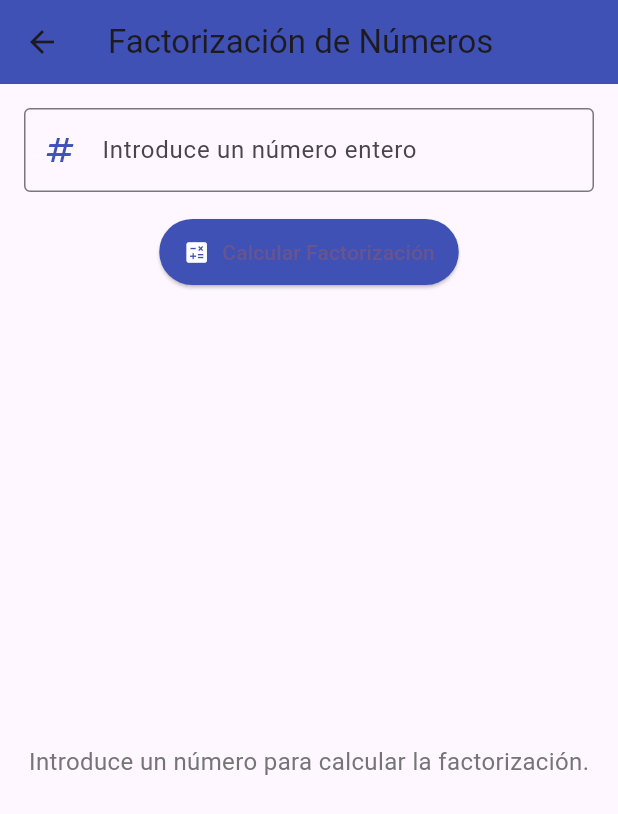
After one commit to pacoquiroga/AppMovil_ControlesBasicos, a Flutter app: the screen it shows after launch, after a tap on "Factorización", on a phone screen of 412 x 824 dp. The commit adds this screen. Shown: the top 814 px of the screen. Run offline on Flutter 3.47's test engine with Material 3 defaults, Android fonts, the phone set to English and light mode, and no system bars.

Commit message:
Añadir páginas de factorización y números primos

```diff
--- a/lib/pages/HomePage.dart
+++ b/lib/pages/HomePage.dart
@@ -1,4 +1,6 @@
 import 'package:appmovil_principios/pages/FactorialPage.dart';
+import 'package:appmovil_principios/pages/factorization_page.dart';
+import 'package:appmovil_principios/pages/prime_numbers_page.dart';
 import 'package:flutter/material.dart';
 import 'MCDPage.dart';
 
@@ -69,12 +71,18 @@ class HomePageState extends State<HomePage> {
                       Icons.calculate,
                       MCDPage(),
                     ),
-                    // _buildOperationButton(
-                    //   context,
-                    //   'Factorización',
-                    //   Icons.developer_board,
-                    //   FactorizacionPage(),
-                    // )
+                    _buildOperationButton(
+                      context,
+                      'Factorización',
+                      Icons.developer_board,
+                      FactorizationPage(),
+                    ),
+                    _buildOperationButton(
+                      context,
+                      'Numeros Primos',
+                      Icons.numbers,
+                      PrimeNumbersPage(),
+                    )
                   ],
                 ),
               ],
@@ -88,7 +96,7 @@ class HomePageState extends State<HomePage> {
   Widget _buildOperationButton(
       BuildContext context, String title, IconData icon, Widget nextPage) {
     return SizedBox(
-      width: 130,
+      width: 140,
       height: 100,
       child: ElevatedButton(
         onPressed: () {
--- /dev/null
+++ b/lib/pages/factorization_page.dart
@@ -0,0 +1,146 @@
+import 'package:flutter/material.dart';
+import '../controller/factorization_controller.dart';
+
+class FactorizationPage extends StatefulWidget {
+  @override
+  _FactorizationPageState createState() => _FactorizationPageState();
+}
+
+class _FactorizationPageState extends State<FactorizationPage> {
+  final TextEditingController _controller = TextEditingController();
+  final FactorizationController _factorizationController =
+      FactorizationController();
+  List<Map<String, int>> _factors = [];
+
+  void _calculateFactors() {
+    final int? number = int.tryParse(_controller.text);
+    if (number != null && number > 0) {
+      setState(() {
+        _factors = _factorizationController.factorize(number);
+      });
+    } else {
+      setState(() {
+        _factors = [];
+      });
+    }
+  }
+
+  @override
+  Widget build(BuildContext context) {
+    return Scaffold(
+      appBar: AppBar(
+        title: Text("Factorización de Números"),
+        backgroundColor: Colors.indigo,
+      ),
+      body: Center(
+        child: Padding(
+          padding: const EdgeInsets.all(16.0),
+          child: Column(
+            crossAxisAlignment: CrossAxisAlignment.center,
+            children: [
+              TextField(
+                controller: _controller,
+                decoration: InputDecoration(
+                  labelText: "Introduce un número entero",
+                  border: OutlineInputBorder(),
+                  prefixIcon: Icon(Icons.numbers, color: Colors.indigo),
+                ),
+                keyboardType: TextInputType.number,
+              ),
+              SizedBox(height: 16),
+              ElevatedButton.icon(
+                onPressed: _calculateFactors,
+                icon: Icon(Icons.calculate, color: Colors.white),
+                label: Text("Calcular Factorización"),
+                style: ElevatedButton.styleFrom(
+                  backgroundColor: Colors.indigo,
+                  padding: EdgeInsets.symmetric(horizontal: 16, vertical: 12),
+                ),
+              ),
+              SizedBox(height: 16),
+              _factors.isNotEmpty
+                  ? Expanded(
+                      child: Center(
+                        child: Container(
+                          decoration: BoxDecoration(
+                            color: Colors.indigo.shade50,
+                            borderRadius: BorderRadius.circular(12),
+                            boxShadow: [
+                              BoxShadow(
+                                color: Colors.grey.withOpacity(0.3),
+                                spreadRadius: 2,
+                                blurRadius: 5,
+                                offset: Offset(0, 3),
+                              ),
+                            ],
+                          ),
+                          child: SingleChildScrollView(
+                            child: Padding(
+                              padding: const EdgeInsets.all(8.0),
+                              child: DataTable(
+                                headingRowColor: MaterialStateProperty.all(
+                                    Colors.indigo.shade100),
+                                columns: [
+                                  DataColumn(
+                                    label: Text(
+                                      "Factor",
+                                      style: TextStyle(
+                                        fontWeight: FontWeight.bold,
+                                        color: Colors.indigo,
+                                      ),
+                                    ),
+                                  ),
+                                  DataColumn(
+                                    label: Text(
+                                      "Potencia",
+                                      style: TextStyle(
+                                        fontWeight: FontWeight.bold,
+                                        color: Colors.indigo,
+                                      ),
+                                    ),
+                                  ),
+                                ],
+                                rows: _factors
+                                    .map(
+                                      (factor) => DataRow(
+                                        cells: [
+                                          DataCell(
+                                            Row(
+                                              children: [
+                                                Icon(Icons.circle,
+                                                    size: 12,
+                                                    color: Colors.indigo),
+                                                SizedBox(width: 8),
+                                                Text("${factor['factor']}"),
+                                              ],
+                                            ),
+                                          ),
+                                          DataCell(Text("${factor['power']}")),
+                                        ],
+                                      ),
+                                    )
+                                    .toList(),
+                              ),
+                            ),
+                          ),
+                        ),
+                      ),
+                    )
+                  : Expanded(
+                      child: Center(
+                        child: Text(
+                          "Introduce un número para calcular la factorización.",
+                          style: TextStyle(
+                            fontSize: 16,
+                            color: Colors.grey.shade600,
+                          ),
+                        ),
+                      ),
+                    ),
+            ],
+          ),
+        ),
+      ),
+    );
+  }
+}
```
Also changed, not shown: lib/controller/factorization_controller.dart (added, +23 -0 lines), lib/controller/prime_numbers_controller.dart (added, +20 -0 lines), lib/pages/prime_numbers_page.dart (added, +97 -0 lines).
